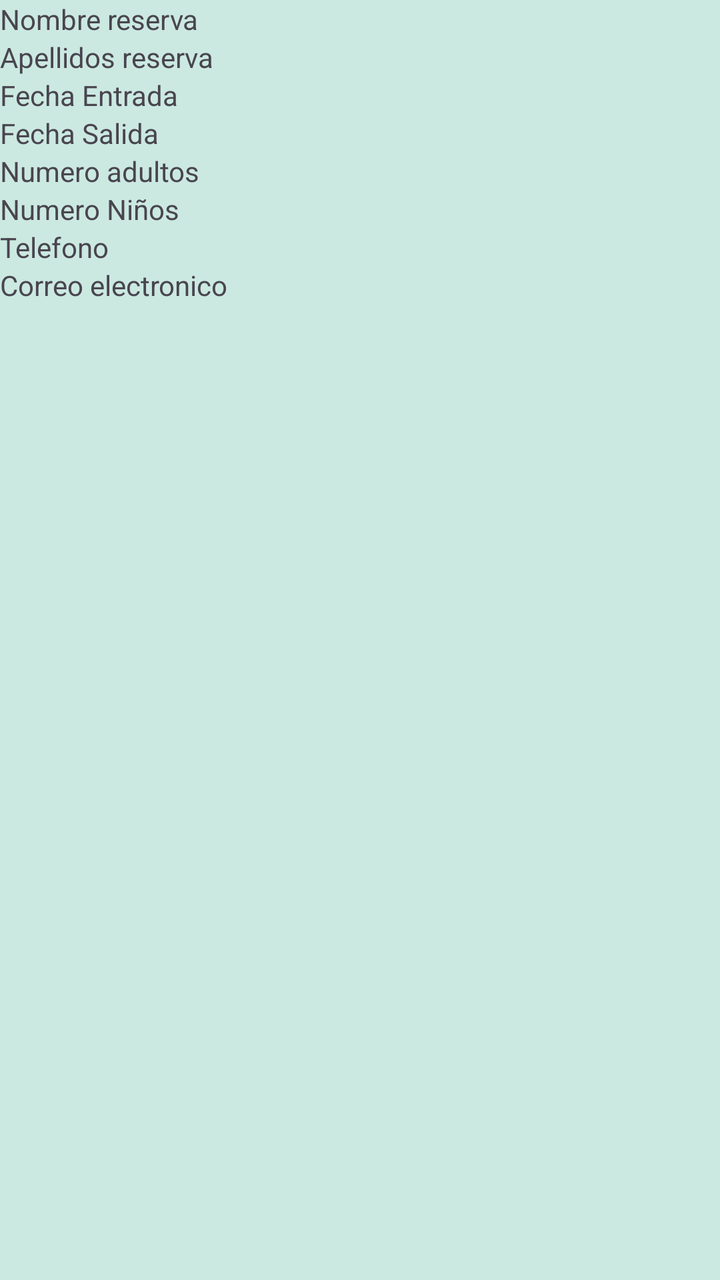
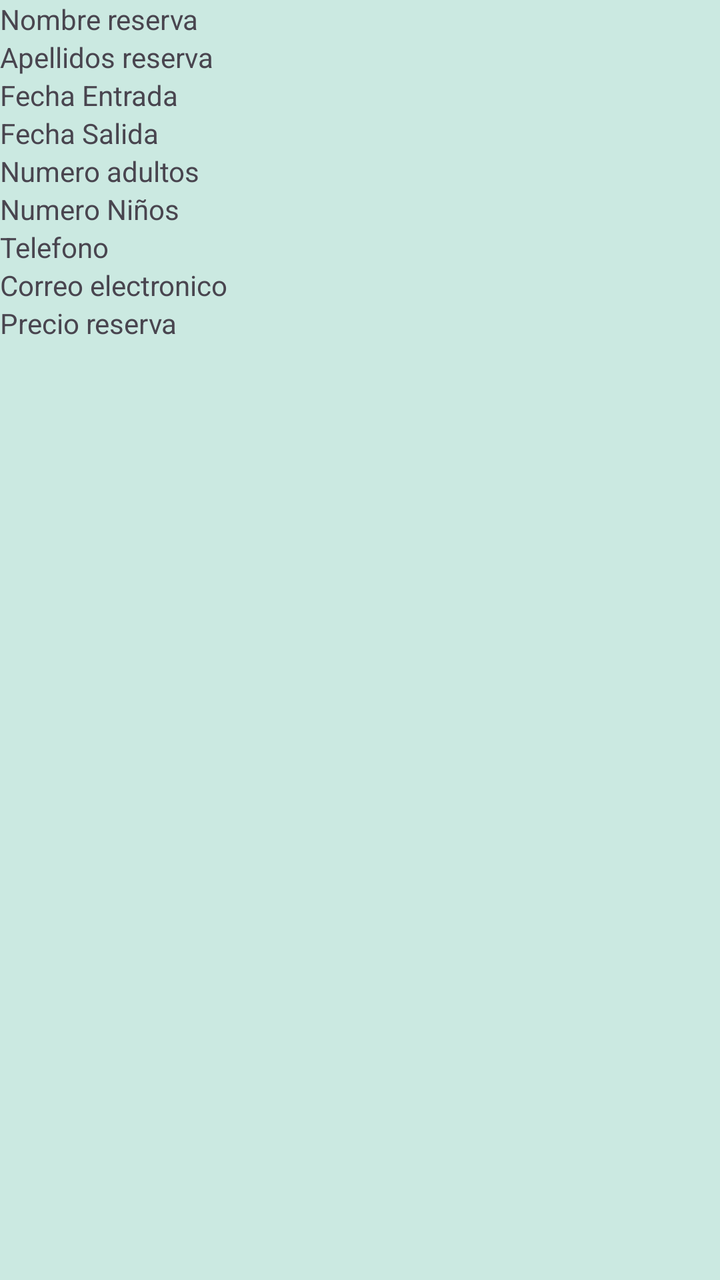

Two renders of the same Android screen: before a commit and after it. Below are the layout's source before the change and the commit's diff.
<!-- AndroidManifest.xml: application theme Theme.HalimaApp -->
<!-- res/layout/detail_card_view.xml -->
<?xml version="1.0" encoding="utf-8"?>
<androidx.constraintlayout.widget.ConstraintLayout xmlns:android="http://schemas.android.com/apk/res/android"
    android:layout_width="match_parent"
    android:layout_height="match_parent"
    style="@style/fondoApp">

    <LinearLayout
        android:layout_width="match_parent"
        android:layout_height="match_parent"
        android:orientation="vertical">

        <TextView
            android:id="@+id/textNom"
            android:layout_width="wrap_content"
            android:layout_height="wrap_content"
            android:text="Nombre reserva" />
        <TextView
            android:id="@+id/textApe"
            android:layout_width="wrap_content"
            android:layout_height="wrap_content"
            android:text="Apellidos reserva" />
        <TextView
            android:id="@+id/textFechaEntrada"
            android:layout_width="wrap_content"
            android:layout_height="wrap_content"
            android:text="Fecha Entrada"/>
        <TextView
            android:id="@+id/textFechaSalida"
            android:layout_width="wrap_content"
            android:layout_height="wrap_content"
            android:text="Fecha Salida"/>
        <TextView
            android:id="@+id/numAdultos"
            android:layout_width="wrap_content"
            android:layout_height="wrap_content"
            android:text="Numero adultos"/>
        <TextView
            android:id="@+id/numNiños"
            android:layout_width="wrap_content"
            android:layout_height="wrap_content"
            android:text="Numero Niños"/>
        <TextView
            android:id="@+id/telefono"
            android:layout_width="wrap_content"
            android:layout_height="wrap_content"
            android:text="Telefono"/>
        <TextView
            android:id="@+id/correo"
            android:layout_width="wrap_content"
            android:layout_height="wrap_content"
            android:text="Correo electronico"/>

    </LinearLayout>
</androidx.constraintlayout.widget.ConstraintLayout>
<!-- resources referenced by this layout -->
<resources>
  <style name="fondoApp">
          <item name="android:background">@color/blue</item>
      </style>
  <style name="Theme.HalimaApp" parent="Base.Theme.HalimaApp" />
  <color name="blue">#cbe9e1</color>
  <style name="Base.Theme.HalimaApp" parent="Theme.Material3.DayNight.NoActionBar">
          
      </style>
</resources>

<!-- the commit's change to res/layout/detail_card_view.xml (unified diff, before → after) -->
@@ -49,6 +49,11 @@
             android:layout_width="wrap_content"
             android:layout_height="wrap_content"
             android:text="Correo electronico"/>
+        <TextView
+            android:id="@+id/precioReserva"
+            android:layout_width="wrap_content"
+            android:layout_height="wrap_content"
+            android:text="Precio reserva"/>
 
     </LinearLayout>
 </androidx.constraintlayout.widget.ConstraintLayout>
<!-- resource entries referenced after the edit -->
@@ -6,7 +6,12 @@
   <style name="Theme.HalimaApp" parent="Base.Theme.HalimaApp" />
   <color name="blue">#cbe9e1</color>
   <style name="Base.Theme.HalimaApp" parent="Theme.Material3.DayNight.NoActionBar">
+  
           
+          <item name="colorSurfaceContainer">@color/cajas</item>
+  
+  
       </style>
+  <color name="cajas">#5dbeb1</color>
 </resources>
 
